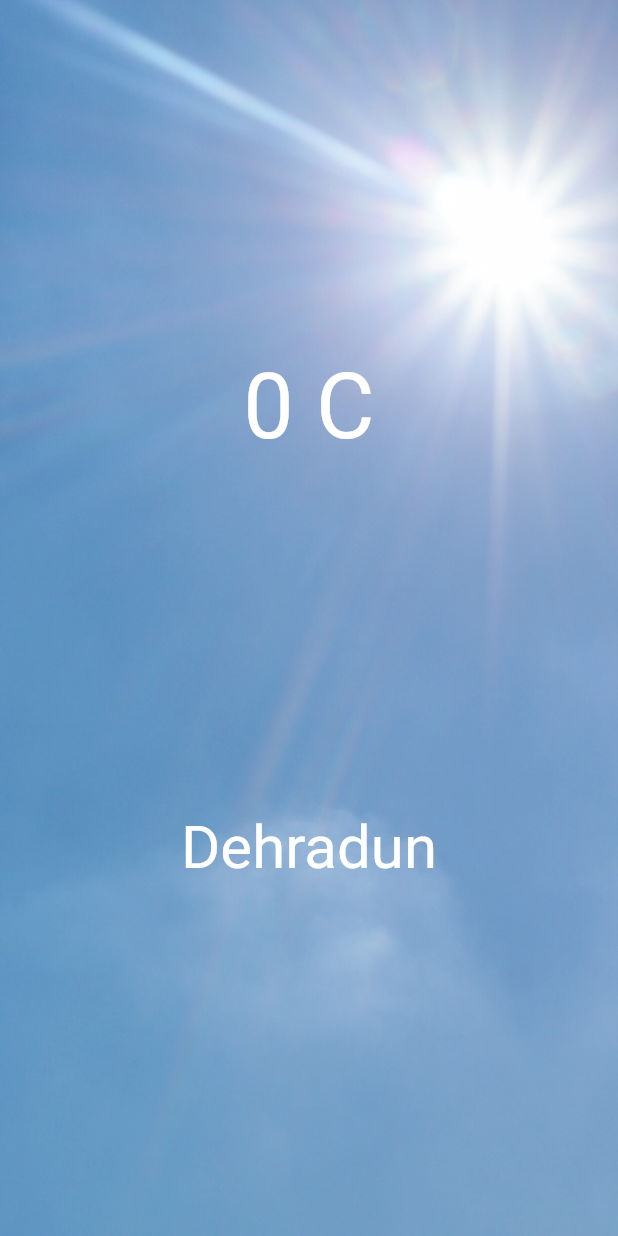
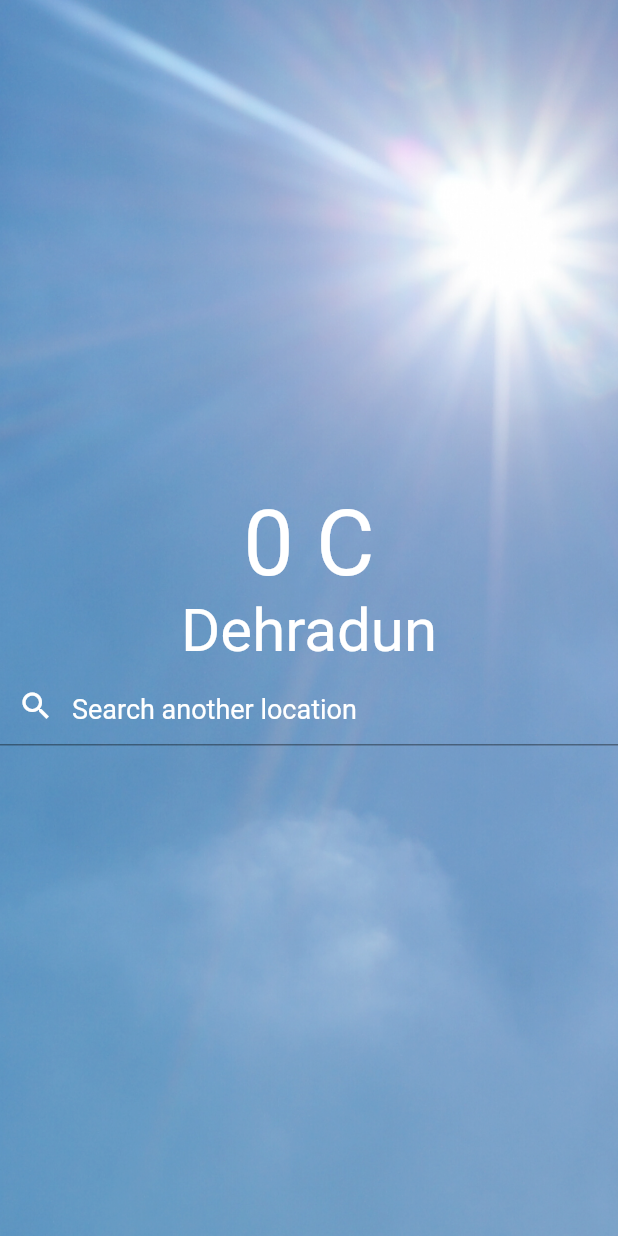
Before and after one commit to AyushSantri/weather_app_flashmonk, a Flutter app: the screen it shows once a user with an empty profile is signed in, on a phone screen of 412 x 824 dp. Run offline on Flutter 3.47's test engine with Material 2 defaults, Android fonts, the phone set to English and light mode, and no system bars; our stand-ins replace cloud_firestore, firebase_auth, firebase_core, splashscreen; accounts and stored records are empty.

Commit message:
added a text field in column

```diff
--- a/lib/MainScreen/home_screen.dart
+++ b/lib/MainScreen/home_screen.dart
@@ -22,11 +22,19 @@ class _HomeScreenState extends State<HomeScreen> {
           ),
           Center(
             child: Column(
-              mainAxisAlignment: MainAxisAlignment.spaceEvenly,
+              mainAxisAlignment: MainAxisAlignment.center,
               crossAxisAlignment: CrossAxisAlignment.center,
               children: [
                 Text("$temperature C", style: const TextStyle(color: Colors.white, fontSize: 60),),
                 Text(location, style: const TextStyle(color: Colors.white, fontSize: 40),),
+                TextField(
+                  style: TextStyle(color: Colors.white, fontSize: 25),
+                  decoration: InputDecoration(
+                    hintText: "Search another location",
+                    hintStyle: TextStyle(color: Colors.white, fontSize: 18),
+                    prefixIcon: Icon(Icons.search, color: Colors.white,)
+                  ),
+                )
               ],
             ),
           ),
```
